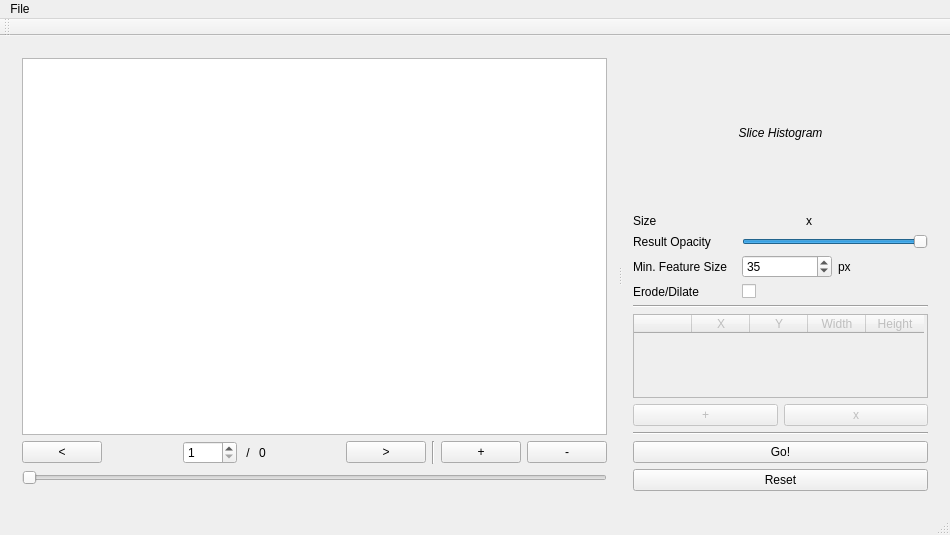
Before: the Qt Designer form mainwindow.ui in prsousa/TomSeg, drawn with Qt 5.
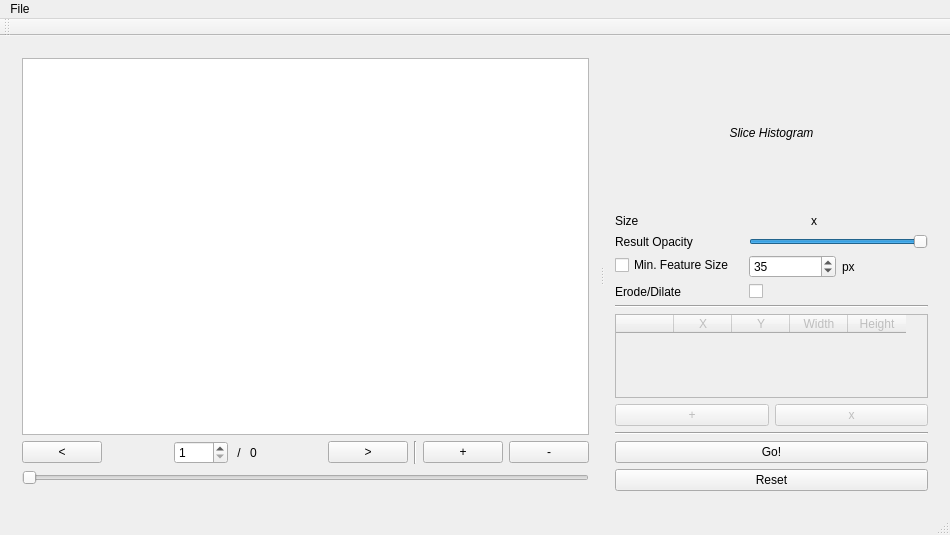
After: the same form once the commit is applied.

What changed in the file:
```diff
--- a/mainwindow.ui
+++ b/mainwindow.ui
@@ -264,13 +264,6 @@
             </property>
            </widget>
           </item>
-          <item row="2" column="0">
-           <widget class="QLabel" name="label_3">
-            <property name="text">
-             <string>Min. Feature Size</string>
-            </property>
-           </widget>
-          </item>
           <item row="3" column="0">
            <widget class="QLabel" name="label_4">
             <property name="text">
@@ -312,6 +305,13 @@
             </item>
            </layout>
           </item>
+          <item row="2" column="0">
+           <widget class="QCheckBox" name="gridVisibleCheckBox">
+            <property name="text">
+             <string>Min. Feature Size</string>
+            </property>
+           </widget>
+          </item>
          </layout>
         </item>
         <item>
```
